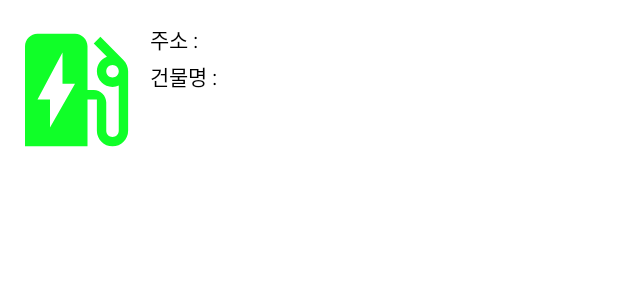
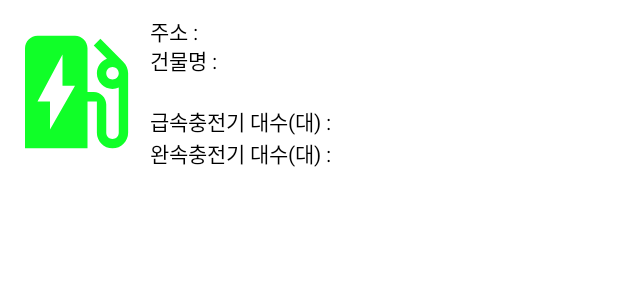
Before and after one commit to hhy0902/Electric_car_company, an Android app: the layout station_item.xml on its own in the app's theme, with its tools: preview values and no code run, on a phone screen of 412 x 824 dp. Shown: the top 300 px of the screen. Run offline under Robolectric (Android 15) with nearby library versions, the phone set to English and light mode, and no system bars.

Commit message:
0707 ui 수정

```diff
--- a/app/src/main/java/com/example/electric_car_company/CarAdapter.kt
+++ b/app/src/main/java/com/example/electric_car_company/CarAdapter.kt
@@ -28,11 +28,15 @@ class CarAdapter(
         val address : TextView
         val place : TextView
         val carType : TextView
+        val rapidCnt : TextView
+        val slowCnt : TextView
 
         init {
             address = itemView.findViewById(R.id.address)
             place = itemView.findViewById(R.id.place)
             carType = itemView.findViewById(R.id.carType)
+            rapidCnt = itemView.findViewById(R.id.rapidCnt)
+            slowCnt = itemView.findViewById(R.id.slowCnt)
 
             itemView.setOnClickListener {
                 Toast.makeText(itemView.context, "${address.text}", Toast.LENGTH_SHORT).show()
@@ -63,11 +67,8 @@ class CarAdapter(
 
                     }
                 })
-
-
             }
         }
-
     }
 
     override fun onCreateViewHolder(parent: ViewGroup, viewType: Int): CarAdapter.ViewHolder {
@@ -79,6 +80,9 @@ class CarAdapter(
         holder.address.text = stationList.get(position).stnAddr
         holder.place.text = stationList.get(position).stnPlace
         holder.carType.text = "지원차종 : "+stationList.get(position).carType
+        holder.rapidCnt.text = stationList.get(position).rapidCnt.toString()
+        holder.slowCnt.text = stationList.get(position).slowCnt.toString()
+
     }
 
     override fun getItemCount(): Int {
--- a/app/src/main/java/com/example/electric_car_company/MainActivity.kt
+++ b/app/src/main/java/com/example/electric_car_company/MainActivity.kt
@@ -4,6 +4,7 @@ import androidx.appcompat.app.AppCompatActivity
 import android.os.Bundle
 import android.util.Log
 import android.view.LayoutInflater
+import android.widget.Toast
 import androidx.recyclerview.widget.LinearLayoutManager
 import com.example.electric_car_company.data.Car
 import com.example.electric_car_company.databinding.ActivityMainBinding
@@ -54,6 +55,7 @@ class MainActivity : AppCompatActivity() {
 
                 override fun onFailure(call: Call<Car>, t: Throwable) {
                     Log.d("testt onFailure message", "${t.message}")
+                    Toast.makeText(this@MainActivity, "다시 시도해주세요 ", Toast.LENGTH_SHORT).show()
                 }
 
             })
--- a/app/src/main/java/com/example/electric_car_company/MapActivity.kt
+++ b/app/src/main/java/com/example/electric_car_company/MapActivity.kt
@@ -79,7 +79,6 @@ class MapActivity : AppCompatActivity(), OnMapReadyCallback {
             ?: MapFragment.newInstance().also {
                 fm.beginTransaction().add(R.id.map, it).commit()
             }
-
         mapFragment.getMapAsync(this)
 
         Log.d("testt location main", "nowLat : ${nowLat}, nowLon : ${nowLon}")
--- a/app/src/main/res/layout/station_item.xml
+++ b/app/src/main/res/layout/station_item.xml
@@ -9,8 +9,8 @@
         android:id="@+id/stationImage"
         android:layout_width="100dp"
         android:layout_height="100dp"
+        android:src="@drawable/ic_baseline_ev_station_24"
         app:layout_constraintBottom_toBottomOf="parent"
-        android:src="@drawable/ic_baseline_ev_station_24"
         app:layout_constraintStart_toStartOf="parent"
         app:layout_constraintTop_toTopOf="parent" />
 
@@ -18,9 +18,10 @@
         android:id="@+id/textAddress"
         android:layout_width="wrap_content"
         android:layout_height="wrap_content"
-        android:layout_marginVertical="5dp"
+        android:layout_marginBottom="5dp"
+        android:text="주소 : "
         android:textColor="@color/black"
-        android:text="주소 : "
+        android:textSize="14dp"
         app:layout_constraintStart_toEndOf="@id/stationImage"
         app:layout_constraintTop_toTopOf="parent" />
 
@@ -28,8 +29,9 @@
         android:id="@+id/address"
         android:layout_width="wrap_content"
         android:layout_height="wrap_content"
-        android:layout_marginVertical="5dp"
+        android:layout_marginBottom="5dp"
         android:textColor="@color/black"
+        android:textSize="14dp"
         app:layout_constraintStart_toEndOf="@id/textAddress"
         app:layout_constraintTop_toTopOf="parent" />
 
@@ -37,9 +39,10 @@
         android:id="@+id/placeText"
         android:layout_width="wrap_content"
         android:layout_height="wrap_content"
-        android:layout_marginVertical="5dp"
+        android:layout_marginBottom="5dp"
+        android:text="건물명 : "
         android:textColor="@color/black"
-        android:text="건물명 : "
+        android:textSize="14dp"
         app:layout_constraintStart_toEndOf="@id/stationImage"
         app:layout_constraintTop_toBottomOf="@id/address" />
 
@@ -47,29 +50,73 @@
         android:id="@+id/place"
         android:layout_width="wrap_content"
         android:layout_height="wrap_content"
-        android:layout_marginVertical="5dp"
+        android:layout_marginBottom="5dp"
         android:textColor="@color/black"
+        android:textSize="14dp"
         app:layout_constraintStart_toEndOf="@id/placeText"
         app:layout_constraintTop_toBottomOf="@id/address" />
-
-<!--    <TextView-->
-<!--        android:id="@+id/carTypeText"-->
-<!--        android:layout_width="wrap_content"-->
-<!--        android:layout_height="wrap_content"-->
-<!--        android:layout_marginVertical="5dp"-->
-<!--        android:textColor="@color/black"-->
-<!--        android:text="지원차종 : "-->
-<!--        app:layout_constraintStart_toEndOf="@id/stationImage"-->
-<!--        app:layout_constraintTop_toBottomOf="@id/place" />-->
 
     <TextView
         android:id="@+id/carType"
         android:layout_width="0dp"
         android:layout_height="wrap_content"
-        android:layout_marginVertical="5dp"
+        android:layout_marginBottom="5dp"
         android:textColor="@color/black"
+        android:textSize="14dp"
         app:layout_constraintEnd_toEndOf="parent"
         app:layout_constraintStart_toEndOf="@id/stationImage"
         app:layout_constraintTop_toBottomOf="@id/placeText" />
 
+    <androidx.appcompat.widget.LinearLayoutCompat
+        android:layout_width="wrap_content"
+        android:layout_height="wrap_content"
+        android:layout_marginBottom="5dp"
+        android:orientation="vertical"
+        app:layout_constraintStart_toEndOf="@id/stationImage"
+        app:layout_constraintTop_toBottomOf="@id/carType">
+
+        <androidx.appcompat.widget.LinearLayoutCompat
+            android:layout_width="wrap_content"
+            android:layout_height="wrap_content"
+            android:orientation="horizontal">
+
+            <TextView
+                android:id="@+id/rapidCntText"
+                android:layout_width="wrap_content"
+                android:layout_height="wrap_content"
+                android:text="급속충전기 대수(대) : "
+                android:textColor="@color/black"
+                android:textSize="14dp" />
+
+            <TextView
+                android:id="@+id/rapidCnt"
+                android:layout_width="wrap_content"
+                android:layout_height="wrap_content"
+                android:textColor="@color/black"
+                android:textSize="14dp" />
+
+        </androidx.appcompat.widget.LinearLayoutCompat>
+
+        <androidx.appcompat.widget.LinearLayoutCompat
+            android:layout_width="wrap_content"
+            android:layout_height="wrap_content"
+            android:orientation="horizontal">
+
+            <TextView
+                android:id="@+id/slowCntText"
+                android:layout_width="wrap_content"
+                android:layout_height="wrap_content"
+                android:text="완속충전기 대수(대) : "
+                android:textColor="@color/black"
+                android:textSize="14dp" />
+
+            <TextView
+                android:id="@+id/slowCnt"
+                android:layout_width="wrap_content"
+                android:layout_height="wrap_content"
+                android:textColor="@color/black"
+                android:textSize="14dp" />
+
+        </androidx.appcompat.widget.LinearLayoutCompat>
+    </androidx.appcompat.widget.LinearLayoutCompat>
 </androidx.constraintlayout.widget.ConstraintLayout>
```
